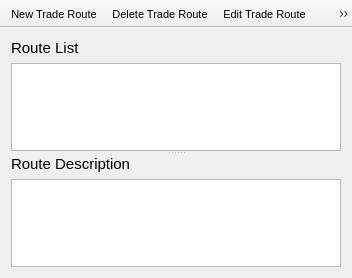
This is warpmain/dialogs/traderoutedialog.ui in maxlambertini/Warp2010 as Qt 5 draws it before an edit. The edited form follows.
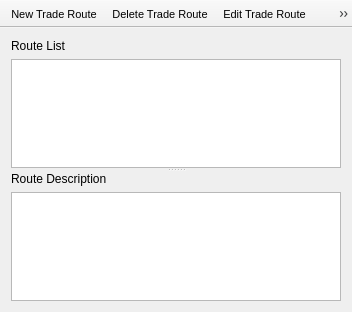
This is the edited form. Icons and pictures are not drawn. Custom widgets are drawn as their Qt base class.

Commit message: Edited font sizes

Diff of the .ui file:
```diff
--- a/warpmain/dialogs/traderoutedialog.ui
+++ b/warpmain/dialogs/traderoutedialog.ui
@@ -7,7 +7,7 @@
     <x>0</x>
     <y>0</y>
     <width>352</width>
-    <height>278</height>
+    <height>312</height>
    </rect>
   </property>
   <property name="font">
@@ -42,7 +42,9 @@
      <widget class="QStackedWidget" name="stackedWidget">
       <property name="font">
        <font>
-        <pointsize>11</pointsize>
+        <pointsize>9</pointsize>
+        <weight>50</weight>
+        <bold>false</bold>
        </font>
       </property>
       <property name="autoFillBackground">
@@ -172,34 +174,85 @@
        <layout class="QVBoxLayout" name="verticalLayout_7">
         <item>
          <widget class="QSplitter" name="splitter">
+          <property name="font">
+           <font>
+            <pointsize>9</pointsize>
+            <weight>50</weight>
+            <bold>false</bold>
+           </font>
+          </property>
           <property name="orientation">
            <enum>Qt::Vertical</enum>
           </property>
           <widget class="QWidget" name="layoutWidget">
+           <property name="font">
+            <font>
+             <pointsize>9</pointsize>
+             <weight>50</weight>
+             <bold>false</bold>
+            </font>
+           </property>
            <layout class="QVBoxLayout" name="verticalLayout_5">
             <item>
              <widget class="QLabel" name="label_3">
+              <property name="font">
+               <font>
+                <pointsize>9</pointsize>
+                <weight>50</weight>
+                <bold>false</bold>
+               </font>
+              </property>
               <property name="text">
                <string>Route List</string>
               </property>
              </widget>
             </item>
             <item>
-             <widget class="QListWidget" name="listWidget"/>
+             <widget class="QListWidget" name="listWidget">
+              <property name="font">
+               <font>
+                <pointsize>9</pointsize>
+                <weight>50</weight>
+                <bold>false</bold>
+               </font>
+              </property>
+             </widget>
             </item>
            </layout>
           </widget>
           <widget class="QWidget" name="layoutWidget">
+           <property name="font">
+            <font>
+             <pointsize>9</pointsize>
+             <weight>50</weight>
+             <bold>false</bold>
+            </font>
+           </property>
            <layout class="QVBoxLayout" name="verticalLayout_6">
             <item>
              <widget class="QLabel" name="label_4">
+              <property name="font">
+               <font>
+                <pointsize>9</pointsize>
+                <weight>50</weight>
+                <bold>false</bold>
+               </font>
+              </property>
               <property name="text">
                <string>Route Description</string>
               </property>
              </widget>
             </item>
             <item>
-             <widget class="QTextEdit" name="webView"/>
+             <widget class="QTextEdit" name="webView">
+              <property name="font">
+               <font>
+                <pointsize>9</pointsize>
+                <weight>50</weight>
+                <bold>false</bold>
+               </font>
+              </property>
+             </widget>
             </item>
            </layout>
           </widget>
```
The commit also changes 14 other files.
